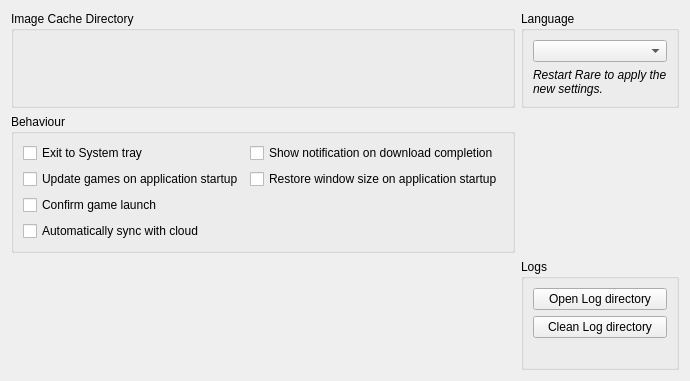
The window that rare/ui/components/tabs/settings/rare.ui (RareDevs/Rare) describes before a commit, drawn with Qt 5.
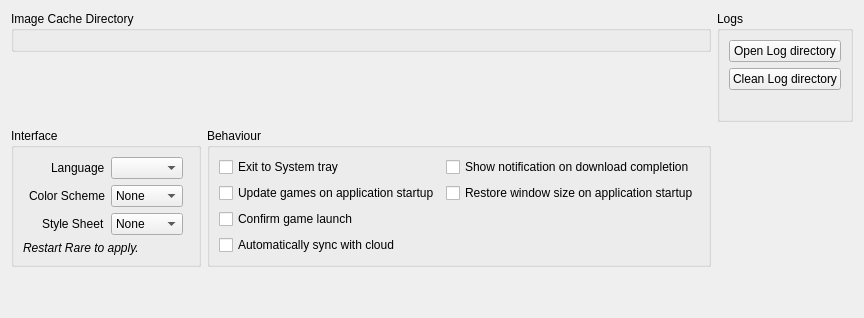
The same window after the commit.

Commit message: Add selectable colors schemes and style sheets

Patch:
```diff
--- a/rare/ui/components/tabs/settings/rare.ui
+++ b/rare/ui/components/tabs/settings/rare.ui
@@ -5,17 +5,20 @@
   <property name="windowTitle">
    <string>RareSettings</string>
   </property>
-  <layout class="QGridLayout" name="layout_rare">
-   <item row="0" column="0">
-    <widget class="QGroupBox" name="gb_img_dir">
+  <layout class="QGridLayout" name="rare_layout">
+   <item row="1" column="2">
+    <layout class="QVBoxLayout" name="rpc_layout"/>
+   </item>
+   <item row="0" column="0" colspan="2" alignment="Qt::AlignTop">
+    <widget class="QGroupBox" name="img_dir_group">
      <property name="title">
       <string>Image Cache Directory</string>
      </property>
-     <layout class="QVBoxLayout" name="layout_img_dir"/>
+     <layout class="QVBoxLayout" name="img_dir_layout"/>
     </widget>
    </item>
-   <item row="0" column="1">
-    <widget class="QGroupBox" name="gb_lang">
+   <item row="1" column="0" alignment="Qt::AlignTop">
+    <widget class="QGroupBox" name="interface_group">
      <property name="sizePolicy">
       <sizepolicy hsizetype="Preferred" vsizetype="Preferred">
        <horstretch>0</horstretch>
@@ -23,36 +26,82 @@
       </sizepolicy>
      </property>
      <property name="title">
-      <string>Language</string>
+      <string>Interface</string>
      </property>
-     <layout class="QVBoxLayout" name="layout_lang">
-      <item alignment="Qt::AlignTop">
-       <widget class="QComboBox" name="select_lang"/>
+     <layout class="QGridLayout" name="interface_layout">
+      <item row="0" column="1" alignment="Qt::AlignRight">
+       <widget class="QLabel" name="lang_label">
+        <property name="text">
+         <string>Language</string>
+        </property>
+       </widget>
       </item>
-      <item alignment="Qt::AlignTop">
-       <widget class="QLabel" name="info_lang">
+      <item row="2" column="1" alignment="Qt::AlignRight">
+       <widget class="QLabel" name="style_label">
+        <property name="text">
+         <string>Style Sheet</string>
+        </property>
+       </widget>
+      </item>
+      <item row="1" column="1" alignment="Qt::AlignRight">
+       <widget class="QLabel" name="color_label">
+        <property name="text">
+         <string>Color Scheme</string>
+        </property>
+       </widget>
+      </item>
+      <item row="0" column="2">
+       <widget class="QComboBox" name="lang_select"/>
+      </item>
+      <item row="3" column="0" colspan="4">
+       <widget class="QLabel" name="interface_info">
         <property name="font">
          <font>
           <italic>true</italic>
          </font>
         </property>
         <property name="text">
-         <string>Restart Rare to apply the new settings.</string>
+         <string>Restart Rare to apply.</string>
         </property>
         <property name="wordWrap">
          <bool>true</bool>
         </property>
        </widget>
       </item>
+      <item row="2" column="2">
+       <widget class="QComboBox" name="style_select">
+        <item>
+         <property name="text">
+          <string>None</string>
+         </property>
+        </item>
+       </widget>
+      </item>
+      <item row="1" column="2">
+       <widget class="QComboBox" name="color_select">
+        <item>
+         <property name="text">
+          <string>None</string>
+         </property>
+        </item>
+       </widget>
+      </item>
      </layout>
     </widget>
    </item>
-   <item row="1" column="0">
-    <widget class="QGroupBox" name="gb_settings">
+   <item row="1" column="1" alignment="Qt::AlignTop">
+    <widget class="QGroupBox" name="settings_group">
      <property name="title">
       <string>Behaviour</string>
      </property>
-     <layout class="QGridLayout" name="gridLayout">
+     <layout class="QGridLayout" name="behaviour_layout">
+      <item row="3" column="0">
+       <widget class="QCheckBox" name="auto_sync_cloud">
+        <property name="text">
+         <string>Automatically sync with cloud</string>
+        </property>
+       </widget>
+      </item>
       <item row="1" column="0">
        <widget class="QCheckBox" name="auto_update">
         <property name="text">
@@ -74,27 +123,6 @@
         </property>
        </widget>
       </item>
-      <item row="0" column="1">
-       <widget class="QCheckBox" name="notification">
-        <property name="text">
-         <string>Show notification on download completion</string>
-        </property>
-       </widget>
-      </item>
-      <item row="3" column="0">
-       <widget class="QCheckBox" name="auto_sync_cloud">
-        <property name="text">
-         <string>Automatically sync with cloud</string>
-        </property>
-       </widget>
-      </item>
-      <item row="1" column="1">
-       <widget class="QCheckBox" name="save_size">
-        <property name="text">
-         <string>Restore window size on application startup</string>
-        </property>
-       </widget>
-      </item>
       <item row="0" column="2" rowspan="4">
        <spacer name="settings_hspacer">
         <property name="orientation">
@@ -103,31 +131,29 @@
         <property name="sizeHint" stdset="0">
          <size>
           <width>0</width>
-          <height>20</height>
+          <height>0</height>
          </size>
         </property>
        </spacer>
       </item>
+      <item row="0" column="1">
+       <widget class="QCheckBox" name="notification">
+        <property name="text">
+         <string>Show notification on download completion</string>
+        </property>
+       </widget>
+      </item>
+      <item row="1" column="1">
+       <widget class="QCheckBox" name="save_size">
+        <property name="text">
+         <string>Restore window size on application startup</string>
+        </property>
+       </widget>
+      </item>
      </layout>
     </widget>
    </item>
-   <item row="3" column="0" colspan="2">
-    <spacer name="rare_vspacer">
-     <property name="orientation">
-      <enum>Qt::Vertical</enum>
-     </property>
-     <property name="sizeHint" stdset="0">
-      <size>
-       <width>20</width>
-       <height>0</height>
-      </size>
-     </property>
-    </spacer>
-   </item>
-   <item row="1" column="1">
-    <layout class="QVBoxLayout" name="layout_rpc"/>
-   </item>
-   <item row="2" column="1">
+   <item row="0" column="2" alignment="Qt::AlignTop">
     <widget class="QGroupBox" name="log_dir_group">
      <property name="title">
       <string>Logs</string>
@@ -160,6 +186,19 @@
      </layout>
     </widget>
    </item>
+   <item row="2" column="1">
+    <spacer name="rare_vspacer">
+     <property name="orientation">
+      <enum>Qt::Vertical</enum>
+     </property>
+     <property name="sizeHint" stdset="0">
+      <size>
+       <width>20</width>
+       <height>40</height>
+      </size>
+     </property>
+    </spacer>
+   </item>
   </layout>
  </widget>
  <resources/>
```
The commit also changes 9 other files.
